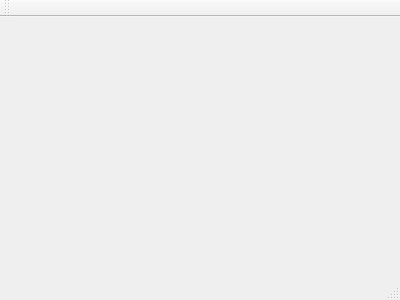
Old version of the form combobox/combobox.ui in the repository ganeshredcobra/QT.
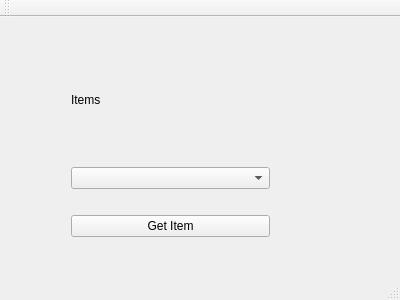
New version of the form.

Commit message: combobox completed

```diff
--- a/combobox/combobox.ui
+++ b/combobox/combobox.ui
@@ -12,13 +12,84 @@
   <property name="windowTitle" >
    <string>combobox</string>
   </property>
-  <widget class="QMenuBar" name="menuBar" />
-  <widget class="QToolBar" name="mainToolBar" />
-  <widget class="QWidget" name="centralWidget" />
-  <widget class="QStatusBar" name="statusBar" />
+  <widget class="QWidget" name="centralWidget">
+   <widget class="QWidget" name="">
+    <property name="geometry">
+     <rect>
+      <x>60</x>
+      <y>30</y>
+      <width>221</width>
+      <height>201</height>
+     </rect>
+    </property>
+    <layout class="QVBoxLayout" name="verticalLayout">
+     <item>
+      <widget class="QLabel" name="label">
+       <property name="text">
+        <string>Items</string>
+       </property>
+      </widget>
+     </item>
+     <item>
+      <spacer name="horizontalSpacer_2">
+       <property name="orientation">
+        <enum>Qt::Horizontal</enum>
+       </property>
+       <property name="sizeHint" stdset="0">
+        <size>
+         <width>40</width>
+         <height>20</height>
+        </size>
+       </property>
+      </spacer>
+     </item>
+     <item>
+      <widget class="QComboBox" name="comboBox"/>
+     </item>
+     <item>
+      <spacer name="horizontalSpacer">
+       <property name="orientation">
+        <enum>Qt::Horizontal</enum>
+       </property>
+       <property name="sizeHint" stdset="0">
+        <size>
+         <width>88</width>
+         <height>20</height>
+        </size>
+       </property>
+      </spacer>
+     </item>
+     <item>
+      <widget class="QPushButton" name="pushButton">
+       <property name="text">
+        <string>Get Item</string>
+       </property>
+      </widget>
+     </item>
+    </layout>
+   </widget>
+  </widget>
+  <widget class="QMenuBar" name="menuBar">
+   <property name="geometry">
+    <rect>
+     <x>0</x>
+     <y>0</y>
+     <width>400</width>
+     <height>27</height>
+    </rect>
+   </property>
+  </widget>
+  <widget class="QToolBar" name="mainToolBar">
+   <attribute name="toolBarArea">
+    <enum>TopToolBarArea</enum>
+   </attribute>
+   <attribute name="toolBarBreak">
+    <bool>false</bool>
+   </attribute>
+  </widget>
+  <widget class="QStatusBar" name="statusBar"/>
  </widget>
- <layoutDefault spacing="6" margin="11" />
- <pixmapfunction></pixmapfunction>
+ <layoutdefault spacing="6" margin="11"/>
  <resources/>
  <connections/>
 </ui>
```
Left out of the diff: 7 changed lines with no effect on the pictures. The commit also changes 2 other files.
